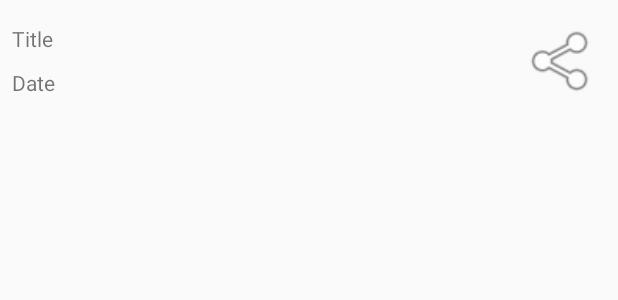
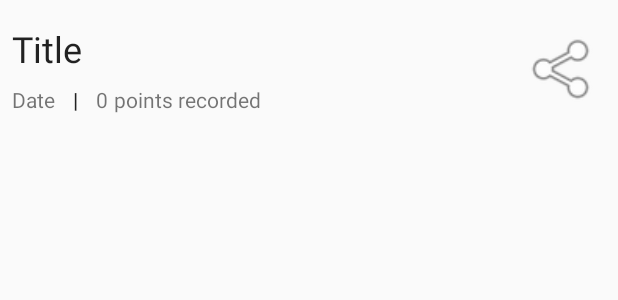
Before and after one commit to BradPatras/gpx-recorder, an Android app: the layout list_row_gpx_content.xml on its own in the app's theme, with its tools: preview values and no code run, on a phone screen of 412 x 824 dp. Shown: the top 300 px of the screen. Run offline under Robolectric (Android 15) with nearby library versions, the phone set to English and light mode, and no system bars.

Commit message:
prepped for weekend of testing, adjusted content cell, removed vibration and toast for locations, removed 10 point limit

```diff
--- a/app/src/main/java/com/iboism/gpxrecorder/model/RecordingConfiguration.kt
+++ b/app/src/main/java/com/iboism/gpxrecorder/model/RecordingConfiguration.kt
@@ -20,7 +20,6 @@ class RecordingConfiguration(
                 .setMaxWaitTime(interval * 3)
                 .setPriority(LocationRequest.PRIORITY_BALANCED_POWER_ACCURACY)
                 .setFastestInterval(interval / 2)
-                .setNumUpdates(10)
     }
 
     fun toBundle(): Bundle {
--- a/app/src/main/java/com/iboism/gpxrecorder/primary/GpxContentAdapter.kt
+++ b/app/src/main/java/com/iboism/gpxrecorder/primary/GpxContentAdapter.kt
@@ -28,9 +28,11 @@ class GpxContentAdapter(val realmResults: RealmResults<GpxContent>?) : RealmBase
             val titleView: TextView = view!!.findViewById(R.id.gpx_content_title)
             val dateView: TextView = view!!.findViewById(R.id.gpx_content_date)
             val exportButton: TextView = view!!.findViewById(R.id.gpx_content_export_button)
+            val pointCountView: TextView = view!!.findViewById(R.id.gpx_content_point_count)
 
             titleView.text = gpxContent.title
             dateView.text = gpxContent.date
+            pointCountView.text = (gpxContent.trackList.get(0)?.segments?.get(0)?.points?.count() ?: 0).toString()
             exportButton.setOnClickListener {
                 val fileHelper = FileHelper(parent!!.context)
                 val file = fileHelper.gpxFileWith(gpxContent)
--- a/app/src/main/java/com/iboism/gpxrecorder/service/LocationRecorderService.kt
+++ b/app/src/main/java/com/iboism/gpxrecorder/service/LocationRecorderService.kt
@@ -98,8 +98,6 @@ class LocationRecorderService: Service() {
                 val gpx = Realm.getDefaultInstance().where(GpxContent::class.java).equalTo(GpxContent.Keys.primaryKey,gpxId).findFirst()
                 gpx?.trackList?.last()?.segments?.last()?.points?.add(trkpt)
             }
-            (getSystemService(Context.VIBRATOR_SERVICE) as Vibrator).vibrate(500)
-            Toast.makeText(applicationContext, "Track point recorded", Toast.LENGTH_LONG).show()
         }
     }
 
--- a/app/src/main/res/layout/list_row_gpx_content.xml
+++ b/app/src/main/res/layout/list_row_gpx_content.xml
@@ -15,6 +15,7 @@
         android:layout_marginStart="8dp"
         android:layout_marginTop="8dp"
         android:text="Title"
+        style="@style/Base.TextAppearance.AppCompat.Headline"
         app:layout_constraintStart_toStartOf="parent"
         app:layout_constraintTop_toTopOf="parent" />
 
@@ -47,4 +48,39 @@
         app:layout_constraintStart_toEndOf="@+id/gpx_content_title"
         app:layout_constraintTop_toTopOf="parent" />
 
+    <TextView
+        android:id="@+id/textView7"
+        android:layout_width="wrap_content"
+        android:layout_height="wrap_content"
+        android:layout_marginStart="12dp"
+        android:layout_marginTop="8dp"
+        android:text="|"
+        android:textAppearance="@style/TextAppearance.AppCompat.Body2"
+        app:layout_constraintStart_toEndOf="@+id/gpx_content_date"
+        app:layout_constraintTop_toBottomOf="@+id/gpx_content_title" />
+
+    <TextView
+        android:id="@+id/gpx_content_point_count"
+        android:layout_width="wrap_content"
+        android:layout_height="wrap_content"
+        android:layout_marginBottom="8dp"
+        android:layout_marginStart="12dp"
+        android:layout_marginTop="8dp"
+        android:text="0"
+        app:layout_constraintBottom_toBottomOf="parent"
+        app:layout_constraintStart_toEndOf="@+id/textView7"
+        app:layout_constraintTop_toBottomOf="@+id/gpx_content_title" />
+
+    <TextView
+        android:id="@+id/points"
+        android:layout_width="wrap_content"
+        android:layout_height="wrap_content"
+        android:layout_marginBottom="8dp"
+        android:layout_marginStart="4dp"
+        android:layout_marginTop="8dp"
+        android:text="points recorded"
+        app:layout_constraintBottom_toBottomOf="parent"
+        app:layout_constraintStart_toEndOf="@+id/gpx_content_point_count"
+        app:layout_constraintTop_toBottomOf="@+id/gpx_content_title" />
+
 </android.support.constraint.ConstraintLayout>
```
